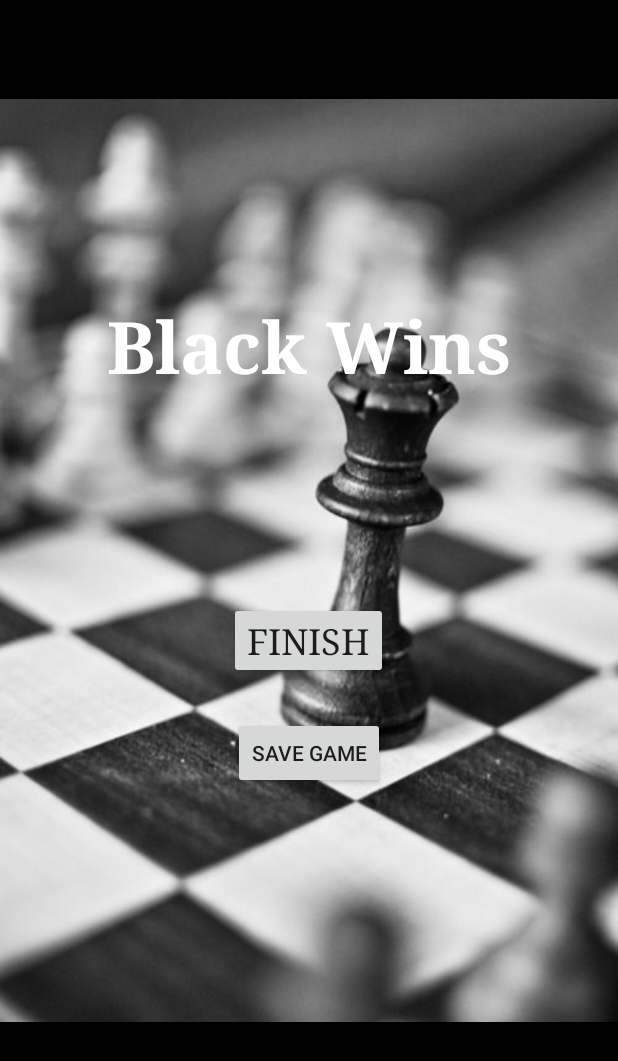
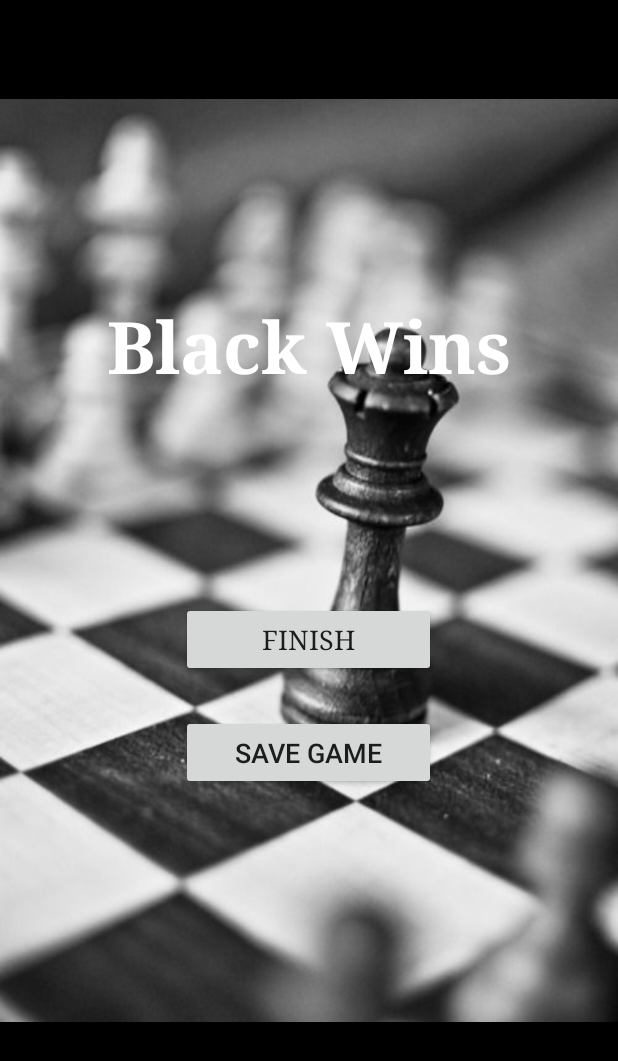
Before and after one commit to yaooo/Chess-Android, an Android app: the EndGame screen opened directly, with no data from a screen before it, on a phone screen of 412 x 824 dp. Shown: the top 1061 px of the screen. Run offline under Robolectric (Android 15) with nearby library versions, the phone set to English and light mode, and no system bars.

Commit message:
Change the finish game xml

```diff
--- a/app/src/main/res/layout/activity_end_game.xml
+++ b/app/src/main/res/layout/activity_end_game.xml
@@ -31,14 +31,14 @@
 
         <Button
             android:id="@+id/goBack"
-            android:layout_width="wrap_content"
-            android:layout_height="wrap_content"
+            android:layout_width="170dp"
+            android:layout_height="50dp"
             android:layout_below="@+id/whoWins"
             android:layout_centerHorizontal="true"
             android:layout_marginTop="138dp"
             android:fontFamily="serif"
             android:text="@string/finish"
-            android:textSize="24sp" />
+            android:textSize="18sp" />
 
         <TextView
             android:id="@+id/whoWins"
@@ -58,12 +58,13 @@
 
         <Button
             android:id="@+id/save"
-            android:layout_width="wrap_content"
-            android:layout_height="wrap_content"
+            android:layout_width="170dp"
+            android:layout_height="50dp"
             android:layout_below="@+id/goBack"
             android:layout_centerHorizontal="true"
             android:layout_marginTop="25dp"
             android:onClick="saveGame"
-            android:text="Save Game" />
+            android:text="Save Game"
+            android:textSize="18sp" />
     </RelativeLayout>
 </RelativeLayout>
```
